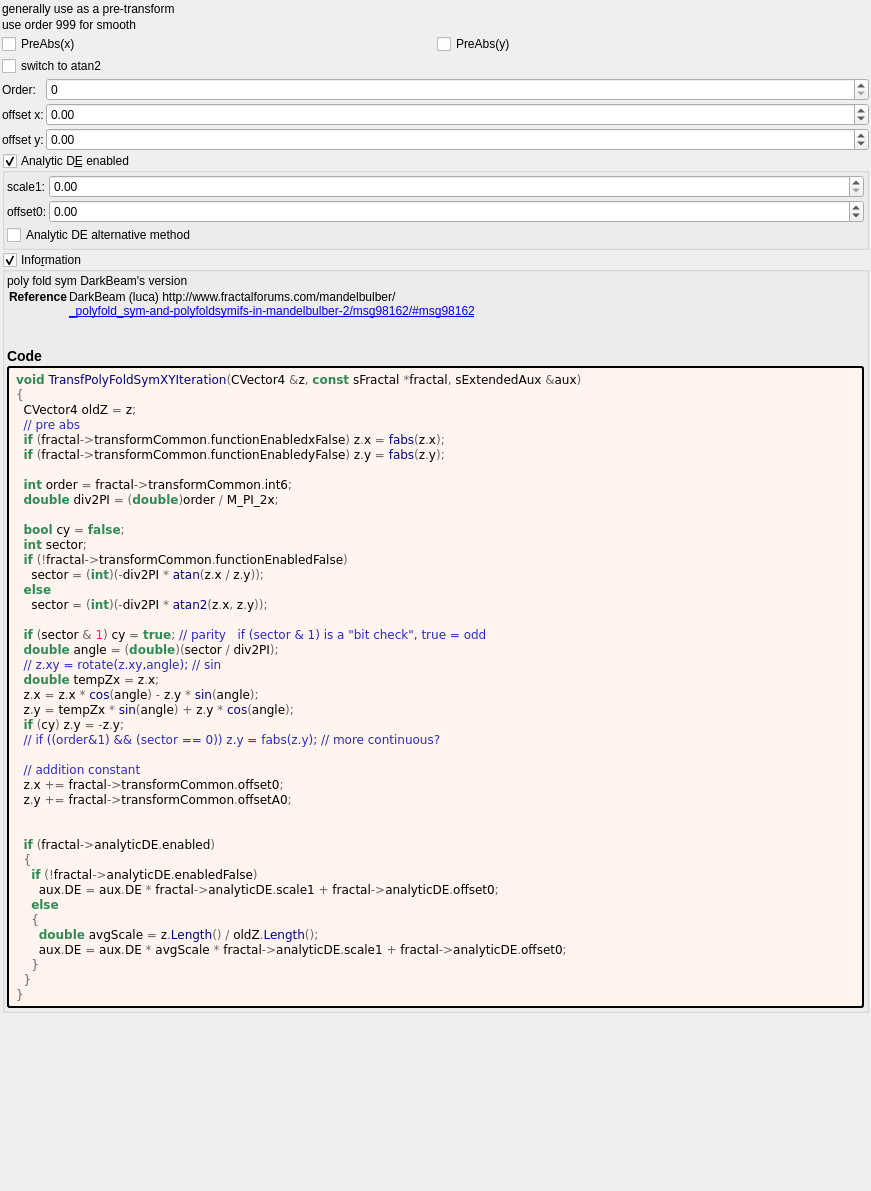
Before: the Qt Designer form mandelbulber2/formula/ui/transf_poly_fold_sym_xy.ui in buddhi1980/mandelbulber2, drawn with Qt 5.
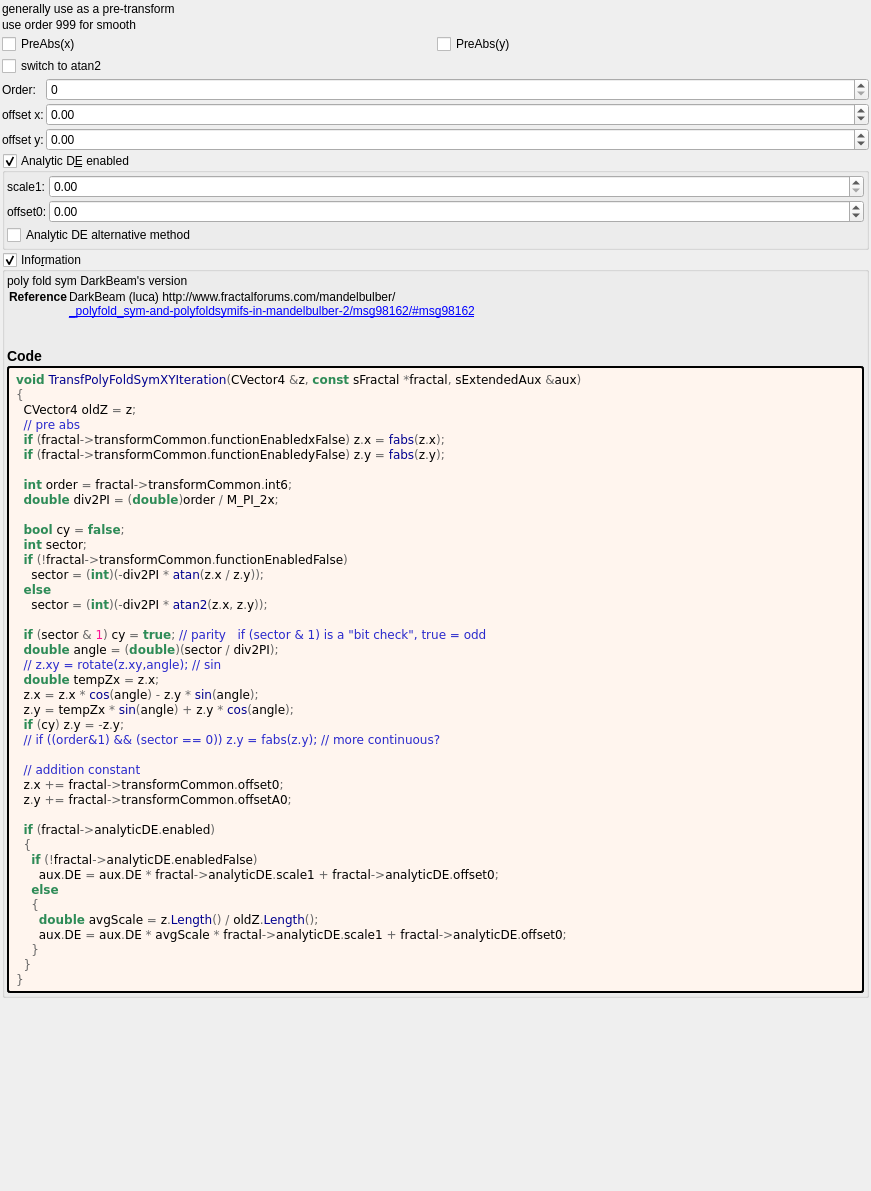
After: the same form once the commit is applied. Custom widgets are drawn as their Qt base class.

Diff of the .ui file:
```diff
--- a/mandelbulber2/formula/ui/transf_poly_fold_sym_xy.ui
+++ b/mandelbulber2/formula/ui/transf_poly_fold_sym_xy.ui
@@ -364,7 +364,6 @@
   z&lt;span style=&quot;color:#676767&quot;&gt;.&lt;/span&gt;x &lt;span style=&quot;color:#676767&quot;&gt;+=&lt;/span&gt; fractal&lt;span style=&quot;color:#676767&quot;&gt;-&amp;gt;&lt;/span&gt;transformCommon&lt;span style=&quot;color:#676767&quot;&gt;.&lt;/span&gt;offset0&lt;span style=&quot;color:#676767&quot;&gt;;&lt;/span&gt;
   z&lt;span style=&quot;color:#676767&quot;&gt;.&lt;/span&gt;y &lt;span style=&quot;color:#676767&quot;&gt;+=&lt;/span&gt; fractal&lt;span style=&quot;color:#676767&quot;&gt;-&amp;gt;&lt;/span&gt;transformCommon&lt;span style=&quot;color:#676767&quot;&gt;.&lt;/span&gt;offsetA0&lt;span style=&quot;color:#676767&quot;&gt;;&lt;/span&gt;
 
-
   &lt;span style=&quot;color:#2e8b57; font-weight:bold&quot;&gt;if&lt;/span&gt; &lt;span style=&quot;color:#676767&quot;&gt;(&lt;/span&gt;fractal&lt;span style=&quot;color:#676767&quot;&gt;-&amp;gt;&lt;/span&gt;analyticDE&lt;span style=&quot;color:#676767&quot;&gt;.&lt;/span&gt;enabled&lt;span style=&quot;color:#676767&quot;&gt;)&lt;/span&gt;
   &lt;span style=&quot;color:#676767&quot;&gt;{&lt;/span&gt;
     &lt;span style=&quot;color:#2e8b57; font-weight:bold&quot;&gt;if&lt;/span&gt; &lt;span style=&quot;color:#676767&quot;&gt;(!&lt;/span&gt;fractal&lt;span style=&quot;color:#676767&quot;&gt;-&amp;gt;&lt;/span&gt;analyticDE&lt;span style=&quot;color:#676767&quot;&gt;.&lt;/span&gt;enabledFalse&lt;span style=&quot;color:#676767&quot;&gt;)&lt;/span&gt;
```
